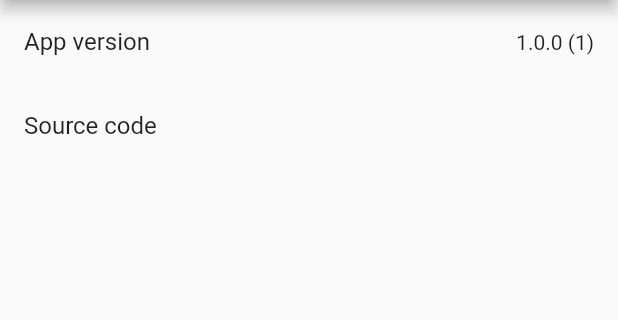
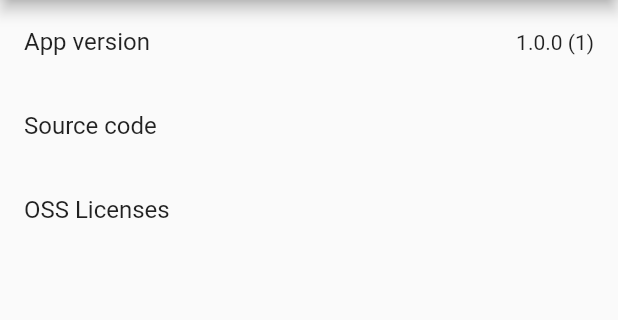
Before and after one commit to CASL0/errorlookup, a Flutter app: the AboutPage screen opened by its route, on a phone screen of 412 x 824 dp, the part 84-404 px from its top. Run offline on Flutter 3.47's test engine with Material 2 defaults, Android fonts, the phone set to English and light mode, and no system bars; our stand-ins replace expansion_tile_card, flutter_riverpod, freezed_annotation, go_router, package_info_plus.

Commit message:
OSSライセンス表記を追加

```diff
--- a/lib/feature/about/pages/about_page.dart
+++ b/lib/feature/about/pages/about_page.dart
@@ -24,6 +24,10 @@ class AboutPage extends ConsumerWidget {
             ListTile(
               title: const Text("Source code"),
               onTap: viewModel.launchSource,
+            ),
+            ListTile(
+              title: const Text("OSS Licenses"),
+              onTap: () => showLicensePage(context: context),
             )
           ],
         ));
```
